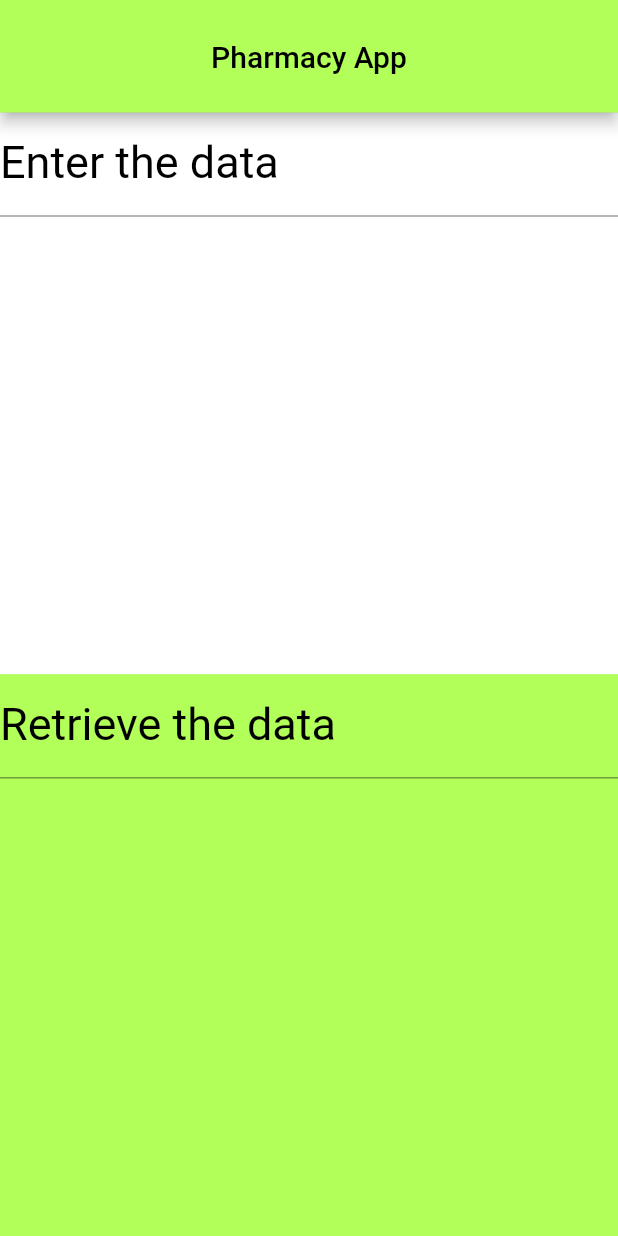
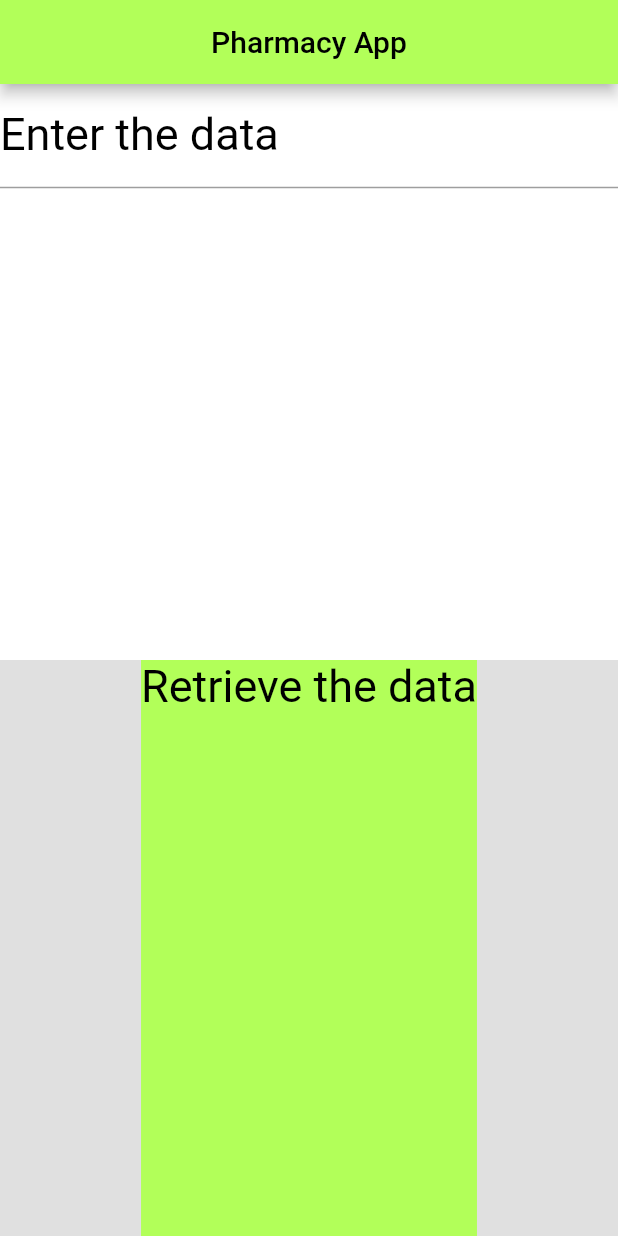
Before and after one commit to iamani44/project_app, a Flutter app: the screen it shows after launch, on a phone screen of 412 x 824 dp. Run offline on Flutter 3.47's test engine with Material 2 defaults, Android fonts, the phone set to English and light mode, and no system bars.

Commit message:
Added bottom button

```diff
--- /dev/null
+++ b/lib/bottom_button.dart
@@ -0,0 +1,23 @@
+import 'package:flutter/cupertino.dart';
+import 'package:flutter/material.dart';
+
+class BottomButton extends StatelessWidget {
+  BottomButton({@required this.onTap, @required this.text});
+
+  final Function onTap;
+  final String text;
+
+  @override
+  Widget build(BuildContext context) {
+    return GestureDetector(
+        onTap: onTap,
+        child: Text(
+          text,
+          style: TextStyle(
+            fontSize: 30,
+            color: Colors.black,
+          ),
+          textAlign: TextAlign.center,
+        ));
+  }
+}
```
Also changed, not shown: lib/main.dart (+35 -73 lines).
